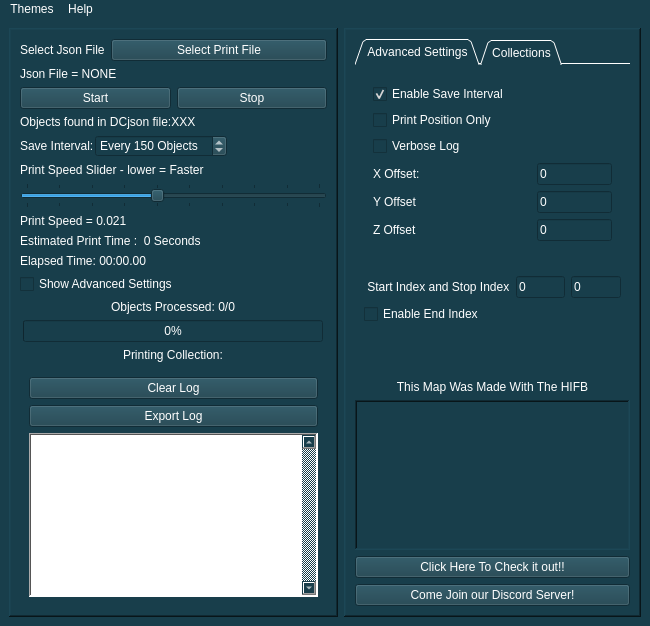
Old version of the form Halo Infinite Forge Bot/Main/Gui.ui in the repository TubbyMcFatDuck/Halo-Infinite-Blender-2-Forge-Printer.
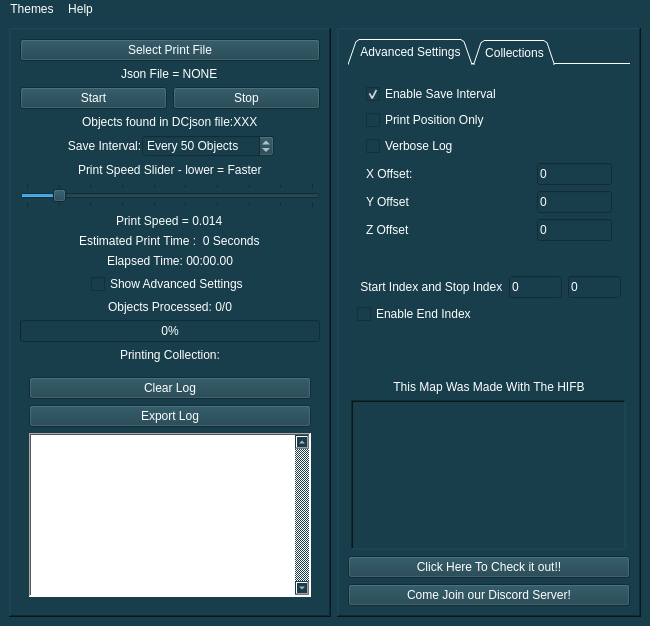
New version of the form. Icons and pictures are not drawn.

Commit message: Pre-Release2 Patches and bug fixes

What changed in the file:
```diff
--- a/Halo Infinite Forge Bot/Main/Gui.ui
+++ b/Halo Infinite Forge Bot/Main/Gui.ui
@@ -90,13 +90,6 @@
         <layout class="QVBoxLayout" name="verticalLayout_2">
          <item>
           <layout class="QHBoxLayout" name="jsonGroup">
-           <item>
-            <widget class="QLabel" name="jsonSelectorLabel">
-             <property name="text">
-              <string>Select Json File</string>
-             </property>
-            </widget>
-           </item>
            <item>
             <widget class="QPushButton" name="jsonSelectorButton">
              <property name="sizePolicy">
@@ -130,7 +123,7 @@
            </item>
           </layout>
          </item>
-         <item>
+         <item alignment="Qt::AlignHCenter">
           <widget class="QLabel" name="jsonSelectedFileLabel">
            <property name="text">
             <string>Json File = NONE</string>
@@ -184,7 +177,7 @@
          </item>
          <item>
           <layout class="QHBoxLayout" name="objectCountGroup">
-           <item>
+           <item alignment="Qt::AlignHCenter">
             <widget class="QLabel" name="objectCountLabel">
              <property name="text">
               <string>Objects found in DCjson file:XXX</string>
@@ -202,9 +195,22 @@
             <number>0</number>
            </property>
            <property name="rightMargin">
-            <number>100</number>
+            <number>0</number>
            </property>
-           <item alignment="Qt::AlignLeft">
+           <item>
+            <spacer name="horizontalSpacer_2">
+             <property name="orientation">
+              <enum>Qt::Horizontal</enum>
+             </property>
+             <property name="sizeHint" stdset="0">
+              <size>
+               <width>40</width>
+               <height>20</height>
+              </size>
+             </property>
+            </spacer>
+           </item>
+           <item alignment="Qt::AlignHCenter">
             <widget class="QLabel" name="saveCounterLabel">
              <property name="sizePolicy">
               <sizepolicy hsizetype="Fixed" vsizetype="Preferred">
@@ -227,9 +233,12 @@
              <property name="text">
               <string>Save Interval:</string>
              </property>
+             <property name="alignment">
+              <set>Qt::AlignCenter</set>
+             </property>
             </widget>
            </item>
-           <item alignment="Qt::AlignLeft">
+           <item alignment="Qt::AlignHCenter">
             <widget class="QSpinBox" name="saveCounterSpin">
              <property name="sizePolicy">
               <sizepolicy hsizetype="Fixed" vsizetype="Fixed">
@@ -253,7 +262,7 @@
               <number>10</number>
              </property>
              <property name="value">
-              <number>150</number>
+              <number>50</number>
              </property>
             </widget>
            </item>
@@ -274,7 +283,7 @@
          </item>
          <item>
           <layout class="QVBoxLayout" name="printSpeedGroup">
-           <item>
+           <item alignment="Qt::AlignHCenter">
             <widget class="QLabel" name="printSpeedLabel">
              <property name="text">
               <string>Print Speed Slider - lower = Faster</string>
@@ -301,8 +310,11 @@
              <property name="pageStep">
               <number>5</number>
              </property>
+             <property name="value">
+              <number>14</number>
+             </property>
              <property name="sliderPosition">
-              <number>20</number>
+              <number>14</number>
              </property>
              <property name="tracking">
               <bool>true</bool>
@@ -318,21 +330,21 @@
              </property>
             </widget>
            </item>
-           <item>
+           <item alignment="Qt::AlignHCenter">
             <widget class="QLabel" name="printSpeedTimerLabel">
              <property name="text">
-              <string>Print Speed = 0.021</string>
+              <string>Print Speed = 0.014</string>
              </property>
             </widget>
            </item>
-           <item>
+           <item alignment="Qt::AlignHCenter">
             <widget class="QLabel" name="printEstimatedSpeedLabel">
              <property name="text">
               <string>Estimated Print Time :  0 Seconds</string>
              </property>
             </widget>
            </item>
-           <item>
+           <item alignment="Qt::AlignHCenter">
             <widget class="QLabel" name="elapsedTimeLabel">
              <property name="text">
               <string>Elapsed Time: 00:00.00</string>
@@ -341,7 +353,7 @@
            </item>
           </layout>
          </item>
-         <item>
+         <item alignment="Qt::AlignHCenter">
           <widget class="QCheckBox" name="showSettingsCheckBox">
            <property name="cursor">
             <cursorShape>PointingHandCursor</cursorShape>
```
Left out of the diff: 16 changed lines with no effect on the pictures. The commit also changes 1 other file.
